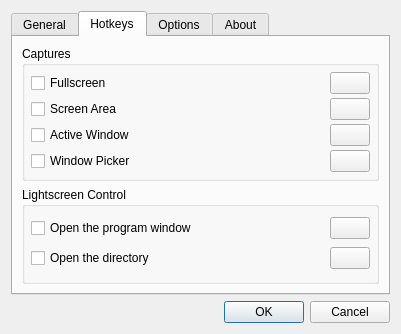
The window that dialogs/optionsdialog.ui (ckaiser/Lightscreen) describes before a commit, drawn with Qt 5.
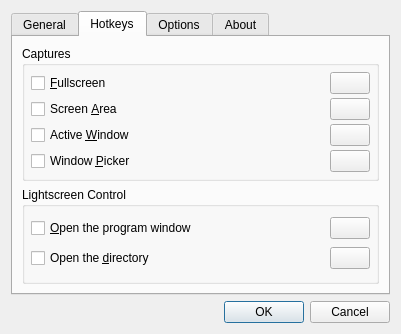
The same window after the commit. The open tabs and pages were chosen to show the change. Icons and pictures are not drawn. Custom widgets are drawn as their Qt base class.

```diff
--- a/dialogs/optionsdialog.ui
+++ b/dialogs/optionsdialog.ui
@@ -388,7 +388,7 @@
              </sizepolicy>
             </property>
             <property name="text">
-             <string>Fullscreen</string>
+             <string>&amp;Fullscreen</string>
             </property>
            </widget>
           </item>
@@ -411,7 +411,7 @@
              </sizepolicy>
             </property>
             <property name="text">
-             <string>Window Picker</string>
+             <string>Window &amp;Picker</string>
             </property>
            </widget>
           </item>
@@ -440,7 +440,7 @@
              </sizepolicy>
             </property>
             <property name="text">
-             <string>Active Window</string>
+             <string>Active &amp;Window</string>
             </property>
            </widget>
           </item>
@@ -456,7 +456,7 @@
              </sizepolicy>
             </property>
             <property name="text">
-             <string>Screen Area</string>
+             <string>Screen &amp;Area</string>
             </property>
            </widget>
           </item>
@@ -490,7 +490,7 @@
              </sizepolicy>
             </property>
             <property name="text">
-             <string>Open the program window</string>
+             <string>&amp;Open the program window</string>
             </property>
            </widget>
           </item>
@@ -506,7 +506,7 @@
              </sizepolicy>
             </property>
             <property name="text">
-             <string>Open the directory</string>
+             <string>Open the &amp;directory</string>
             </property>
            </widget>
           </item>
```
Left out of the diff: 48 changed lines with no effect on the pictures.
